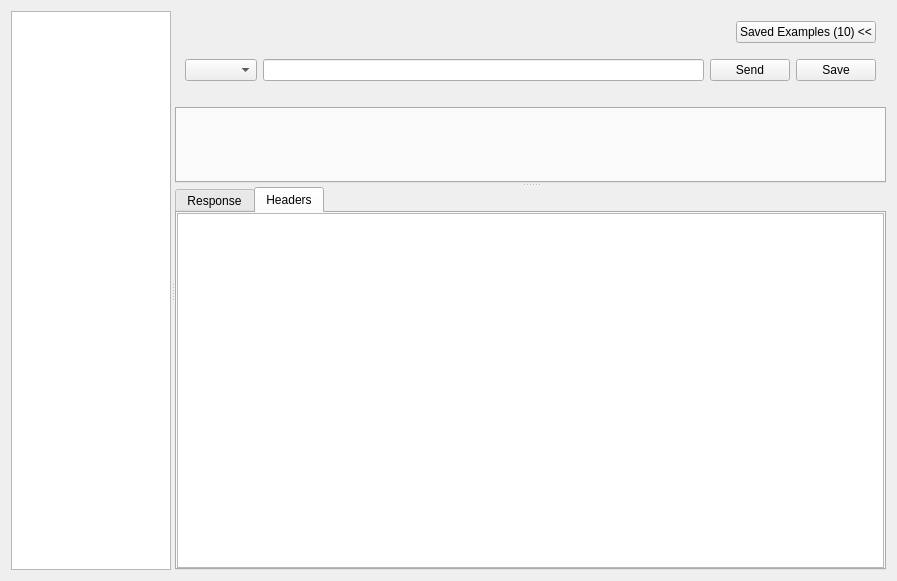
Above: src/views/editor/request_edit_page.ui from evanrolfe/pntest before the change. Below: the same form after it.
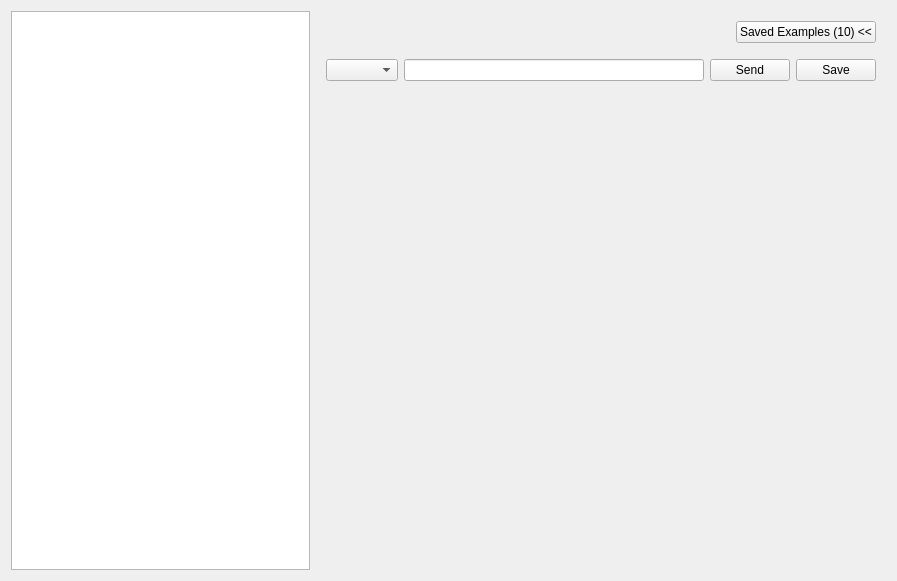
That is the form after the change. The open tabs and pages were chosen to show the change. Custom widgets are drawn as their Qt base class.

Commit message: The request editor now uses shared.RequestView, not 100% complete though

Patch:
```diff
--- a/src/views/editor/request_edit_page.ui
+++ b/src/views/editor/request_edit_page.ui
@@ -13,12 +13,8 @@
   <property name="windowTitle">
    <string>Form</string>
   </property>
-  <layout class="QVBoxLayout" name="verticalLayout_2">
+  <layout class="QHBoxLayout" name="horizontalLayout">
    <item>
-    <widget class="QSplitter" name="requestEditSplitter">
-     <property name="orientation">
-      <enum>Qt::Horizontal</enum>
-     </property>
      <widget class="QTableView" name="fuzzRequestsTable">
       <property name="sizePolicy">
        <sizepolicy hsizetype="Expanding" vsizetype="Expanding">
@@ -27,17 +23,8 @@
        </sizepolicy>
       </property>
      </widget>
-     <widget class="QSplitter" name="splitter2">
-      <property name="sizePolicy">
-       <sizepolicy hsizetype="Expanding" vsizetype="Expanding">
-        <horstretch>2</horstretch>
-        <verstretch>0</verstretch>
-       </sizepolicy>
-      </property>
-      <property name="orientation">
-       <enum>Qt::Vertical</enum>
-      </property>
-      <widget class="QWidget" name="layoutWidget">
+   </item>
+   <item>
        <layout class="QVBoxLayout" name="verticalLayout">
         <item>
          <layout class="QHBoxLayout" name="layout1">
@@ -116,39 +103,7 @@
          </layout>
         </item>
         <item>
-         <widget class="QTabWidget" name="requestTabs">
-          <property name="sizePolicy">
-           <sizepolicy hsizetype="Expanding" vsizetype="Expanding">
-            <horstretch>0</horstretch>
-            <verstretch>0</verstretch>
-           </sizepolicy>
-          </property>
-          <property name="currentIndex">
-           <number>-1</number>
-          </property>
-          <property name="documentMode">
-           <bool>false</bool>
-          </property>
-         </widget>
-        </item>
-       </layout>
-      </widget>
-      <widget class="QStackedWidget" name="stackedWidget">
-       <widget class="QTabWidget" name="responseTabs">
-        <property name="sizePolicy">
-         <sizepolicy hsizetype="Expanding" vsizetype="Expanding">
-          <horstretch>0</horstretch>
-          <verstretch>0</verstretch>
-         </sizepolicy>
-        </property>
-        <property name="currentIndex">
-         <number>0</number>
-        </property>
-        <widget class="QWidget" name="responseBodyTab">
-         <attribute name="title">
-          <string>Response</string>
-         </attribute>
-         <layout class="QVBoxLayout" name="verticalLayout_4_body">
+      <layout class="QHBoxLayout" name="layout2">
           <property name="leftMargin">
            <number>0</number>
           </property>
@@ -162,45 +117,26 @@
            <number>0</number>
           </property>
           <item>
-           <widget class="QPlainTextEdit" name="responseBodyText"/>
-          </item>
-         </layout>
-        </widget>
-        <widget class="QWidget" name="responseHeadersTab">
-         <attribute name="title">
-          <string>Headers</string>
-         </attribute>
-         <layout class="QVBoxLayout" name="verticalLayout_4_body2">
-          <property name="leftMargin">
-           <number>0</number>
-          </property>
-          <property name="topMargin">
-           <number>0</number>
-          </property>
-          <property name="rightMargin">
-           <number>0</number>
-          </property>
-          <property name="bottomMargin">
-           <number>0</number>
-          </property>
-          <item>
-           <widget class="QPlainTextEdit" name="responseHeadersText"/>
-          </item>
-         </layout>
-        </widget>
-       </widget>
-       <widget class="Loader" name="loaderWidget"/>
-      </widget>
-     </widget>
-    </widget>
+        <widget class="RequestView" name="requestViewWidget" native="true">
+         <property name="sizePolicy">
+          <sizepolicy hsizetype="Expanding" vsizetype="Preferred">
+           <horstretch>0</horstretch>
+           <verstretch>0</verstretch>
+          </sizepolicy>
+         </property>
+        </widget>
+       </item>
+      </layout>
+     </item>
+    </layout>
    </item>
   </layout>
  </widget>
  <customwidgets>
   <customwidget>
-   <class>Loader</class>
+   <class>RequestView</class>
    <extends>QWidget</extends>
-   <header>widgets.shared.loader.h</header>
+   <header>widgets.shared.request_view.h</header>
    <container>1</container>
   </customwidget>
  </customwidgets>
```
Lines whose indentation alone changed are shown as unchanged. The commit also changes 7 other files.
